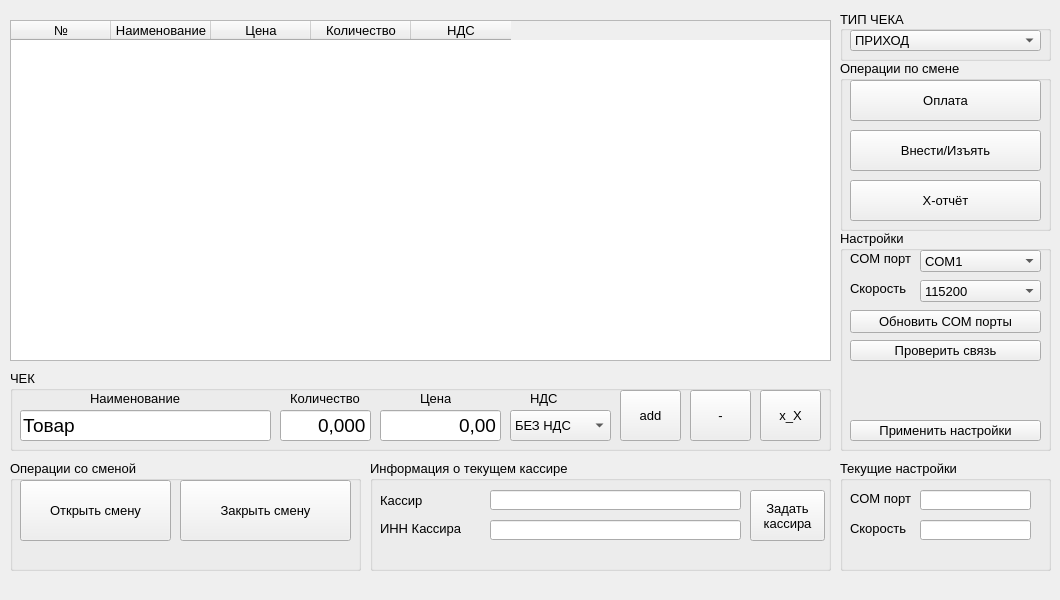
Before: the Qt Designer form mainwindow.ui in armsting/ATOL, drawn with Qt 5.
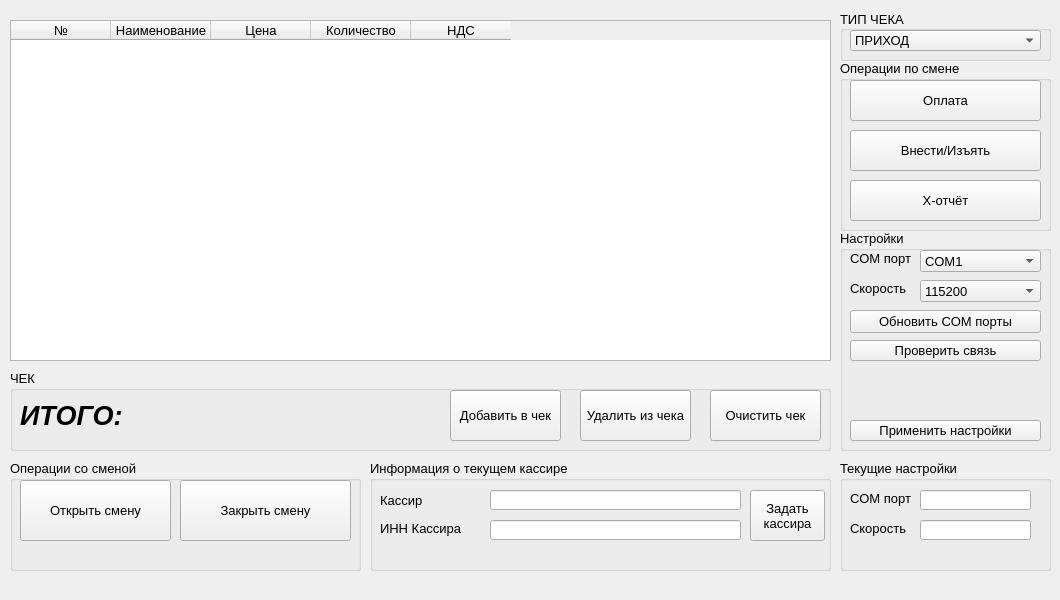
After: the same form once the commit is applied.

```diff
--- a/mainwindow.ui
+++ b/mainwindow.ui
@@ -580,185 +580,64 @@
     <property name="title">
      <string>ЧЕК</string>
     </property>
-    <widget class="QLabel" name="label_2">
-     <property name="geometry">
-      <rect>
-       <x>80</x>
-       <y>20</y>
-       <width>91</width>
-       <height>16</height>
-      </rect>
-     </property>
-     <property name="text">
-      <string>Наименование</string>
-     </property>
-    </widget>
-    <widget class="QLineEdit" name="lineEdit_productName">
+    <widget class="QLabel" name="label_total_for_the_receipt">
      <property name="geometry">
       <rect>
        <x>10</x>
-       <y>40</y>
-       <width>251</width>
-       <height>31</height>
-      </rect>
-     </property>
-     <property name="font">
-      <font>
-       <pointsize>14</pointsize>
-      </font>
-     </property>
-     <property name="text">
-      <string>Товар</string>
-     </property>
-    </widget>
-    <widget class="QLabel" name="label_6">
-     <property name="geometry">
-      <rect>
-       <x>280</x>
        <y>20</y>
-       <width>71</width>
-       <height>16</height>
+       <width>421</width>
+       <height>51</height>
       </rect>
      </property>
-     <property name="text">
-      <string>Количество</string>
-     </property>
-    </widget>
-    <widget class="QLineEdit" name="lineEdit_price">
-     <property name="geometry">
-      <rect>
-       <x>270</x>
-       <y>40</y>
-       <width>91</width>
-       <height>31</height>
-      </rect>
-     </property>
      <property name="font">
       <font>
-       <pointsize>14</pointsize>
+       <pointsize>20</pointsize>
+       <weight>75</weight>
+       <italic>true</italic>
+       <bold>true</bold>
       </font>
      </property>
      <property name="text">
-      <string>0,000</string>
+      <string>ИТОГО:</string>
      </property>
-     <property name="alignment">
-      <set>Qt::AlignRight|Qt::AlignTrailing|Qt::AlignVCenter</set>
-     </property>
-    </widget>
-    <widget class="QLabel" name="label_7">
-     <property name="geometry">
-      <rect>
-       <x>410</x>
-       <y>20</y>
-       <width>31</width>
-       <height>16</height>
-      </rect>
-     </property>
-     <property name="text">
-      <string>Цена</string>
-     </property>
-    </widget>
-    <widget class="QLineEdit" name="lineEdit_quantity">
-     <property name="geometry">
-      <rect>
-       <x>370</x>
-       <y>40</y>
-       <width>121</width>
-       <height>31</height>
-      </rect>
-     </property>
-     <property name="font">
-      <font>
-       <pointsize>14</pointsize>
-      </font>
-     </property>
-     <property name="text">
-      <string>0,00</string>
-     </property>
-     <property name="alignment">
-      <set>Qt::AlignRight|Qt::AlignTrailing|Qt::AlignVCenter</set>
-     </property>
-    </widget>
-    <widget class="QLabel" name="label_8">
-     <property name="geometry">
-      <rect>
-       <x>520</x>
-       <y>20</y>
-       <width>41</width>
-       <height>16</height>
-      </rect>
-     </property>
-     <property name="text">
-      <string>НДС</string>
-     </property>
-    </widget>
-    <widget class="QComboBox" name="comboBox_NDS">
-     <property name="geometry">
-      <rect>
-       <x>500</x>
-       <y>40</y>
-       <width>101</width>
-       <height>31</height>
-      </rect>
-     </property>
-     <item>
-      <property name="text">
-       <string>БЕЗ НДС</string>
-      </property>
-     </item>
-     <item>
-      <property name="text">
-       <string>НДС-0%</string>
-      </property>
-     </item>
-     <item>
-      <property name="text">
-       <string>НДС-10%</string>
-      </property>
-     </item>
-     <item>
-      <property name="text">
-       <string>НДС-20%</string>
-      </property>
-     </item>
     </widget>
     <widget class="QPushButton" name="pushButton_addPosition">
      <property name="geometry">
       <rect>
-       <x>610</x>
+       <x>440</x>
        <y>20</y>
-       <width>61</width>
+       <width>111</width>
        <height>51</height>
       </rect>
      </property>
      <property name="text">
-      <string>add</string>
+      <string>Добавить в чек</string>
      </property>
     </widget>
     <widget class="QPushButton" name="pushButton_rowDelete">
      <property name="geometry">
       <rect>
-       <x>680</x>
+       <x>570</x>
        <y>20</y>
-       <width>61</width>
+       <width>111</width>
        <height>51</height>
       </rect>
      </property>
      <property name="text">
-      <string>-</string>
+      <string>Удалить из чека</string>
      </property>
     </widget>
     <widget class="QPushButton" name="pushButton_clearTable">
      <property name="geometry">
       <rect>
-       <x>750</x>
+       <x>700</x>
        <y>20</y>
-       <width>61</width>
+       <width>111</width>
        <height>51</height>
       </rect>
      </property>
      <property name="text">
-      <string>х_Х</string>
+      <string>Очистить чек</string>
      </property>
     </widget>
    </widget>
```
